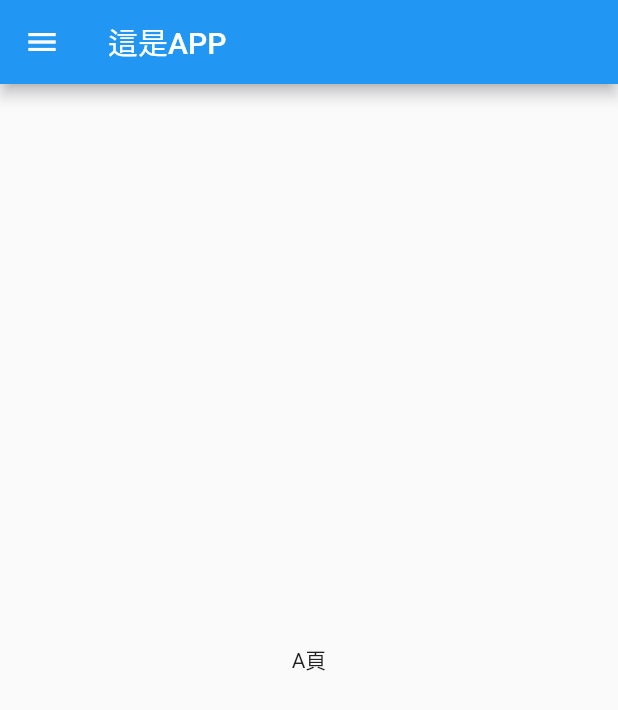
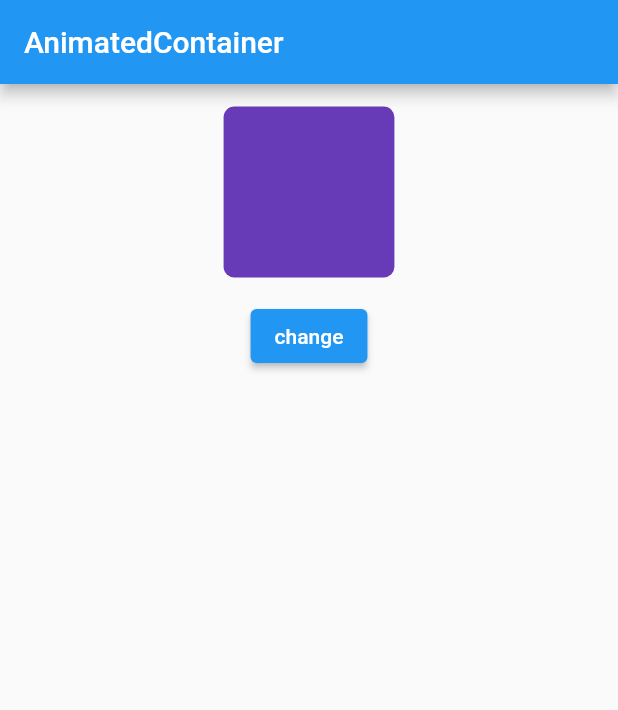
Before and after one commit to fenturechance/flutterPractice2021, a Flutter app: the screen it shows after launch, on a phone screen of 412 x 824 dp. Shown: the top 710 px of the screen. Run offline on Flutter 3.47's test engine with Material 2 defaults, Android fonts, the phone set to English and light mode, and no system bars.

Commit message:
AnimatedContainer / Random().nextDouble() / Random().nextInt

```diff
--- a/lib/main.dart
+++ b/lib/main.dart
@@ -1,60 +1,78 @@
+import 'dart:math';
 import 'package:flutter/material.dart';
-import 'a_page.dart';
-import 'b_page.dart';
+
+double generateBorderRadius() => Random().nextDouble() * 64;
+double generateMargin() => Random().nextDouble() * 64;
+Color generateColor() => Color(0xFFFFFFFF & Random().nextInt(0xFFFFFFFF));
 
 void main() {
-  runApp(MaterialApp(home: HomePage()));
+  runApp(MaterialApp(
+    home: AnimatedContainerDemo(),
+  ));
 }
 
-class HomePage extends StatefulWidget {
-  const HomePage({Key? key}) : super(key: key);
+class AnimatedContainerDemo extends StatefulWidget {
+  const AnimatedContainerDemo({Key? key}) : super(key: key);
+  static String routeName = '/basics/01_animated_container';
 
   @override
-  _HomePageState createState() => _HomePageState();
+  _AnimatedContainerDemoState createState() => _AnimatedContainerDemoState();
 }
 
-class _HomePageState extends State<HomePage> {
-  List _pages = [
-    {"page": APage(), "icon": Icon(Icons.home), "title": "A頁"},
-    {"page": BPage(), "icon": Icon(Icons.person), "title": "B頁"},
-  ];
-  List<ListTile> setPages(List _pages) {
-    return List<ListTile>.generate(
-        _pages.length,
-        (index) => ListTile(
-          leading: CircleAvatar(
-            child: _pages[index]["icon"],
-          ),
-          title: Text(_pages[index]["title"]),
-          onTap: () {
+class _AnimatedContainerDemoState extends State<AnimatedContainerDemo> {
+  late Color color;
+  late double borderRadius;
+  late double margin;
+
+  @override
+  void initState() {
+    super.initState();
+    color = Colors.deepPurple;
+    borderRadius = generateBorderRadius();
+    margin = generateMargin();
+  }
+
+  void change() {
     setState(() {
-              _currentIndex = index;
+      color = generateColor();
+      borderRadius = generateBorderRadius();
+      margin = generateMargin();
     });
-            Navigator.of(context).pop();
-          }));
   }
-  int _currentIndex = 0;
+
   @override
   Widget build(BuildContext context) {
-    List<ListTile> pageTiles = setPages(_pages);
     return Scaffold(
       appBar: AppBar(
-          title: Text('這是APP'),
+        title: const Text('AnimatedContainer'),
       ),
-        drawer: Drawer(
-          child: ListView(
+      body: Center(
+        child: Column(
           children: [
-              UserAccountsDrawerHeader(
-                  currentAccountPicture: CircleAvatar(
-                    backgroundImage:
-                        NetworkImage('https://fakeimg.pl/100x100/'),
+            Padding(
+              padding: const EdgeInsets.all(8.0),
+              child: SizedBox(
+                width: 128,
+                height: 128,
+                child: AnimatedContainer(
+                  margin: EdgeInsets.all(margin),
+                  decoration: BoxDecoration(
+                    color: color,
+                    borderRadius: BorderRadius.circular(borderRadius),
                   ),
-                  accountName: Text('用戶名'),
-                  accountEmail: Text('用戶email')),
-              ...pageTiles
+                  duration: const Duration(milliseconds: 400),
+                ),
+              ),
+            ),
+            ElevatedButton(
+              child: const Text(
+                'change',
+              ),
+              onPressed: () => change(),
+            ),
           ],
         ),
       ),
-        body: _pages[_currentIndex]["page"]);
+    );
   }
 }
```
Lines whose indentation alone changed are shown as unchanged.
